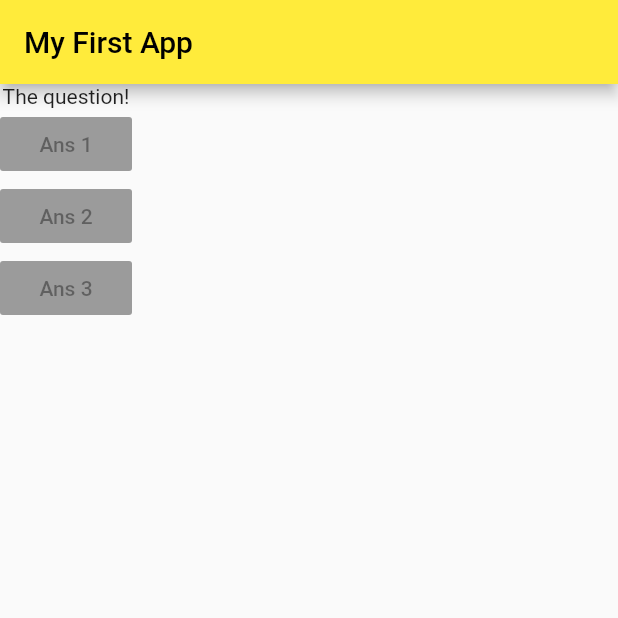
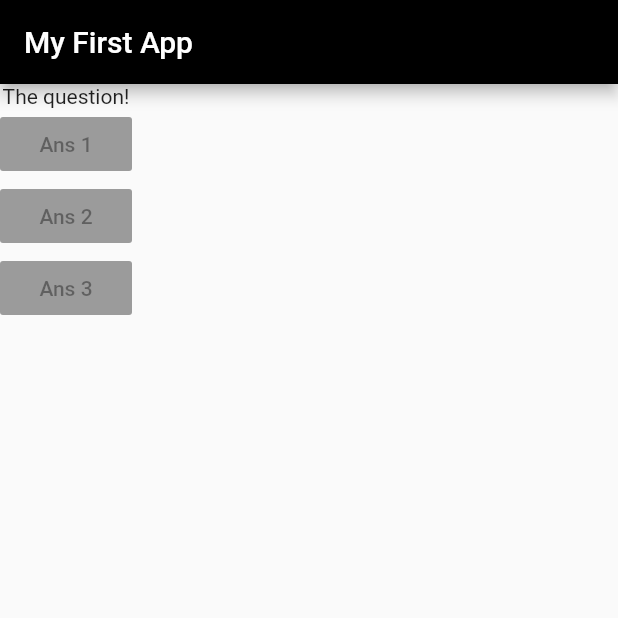
Before and after one commit to Garima-1602/demo, a Flutter app: the screen it shows after launch, on a phone screen of 412 x 824 dp, the top half of it. Run offline on Flutter 3.47's test engine with Material 2 defaults, Android fonts, the phone set to English and light mode, and no system bars; statements that could not run were skipped.

Commit message:
Initial Commit

```diff
--- a/lib/main.dart
+++ b/lib/main.dart
@@ -44,8 +44,8 @@ class MyApp extends StatelessWidget {
       home: Scaffold(
         appBar: AppBar(
           title: Text('My First App'),
-          backgroundColor: Colors.yellow,
-          foregroundColor: Colors.black,
+          backgroundColor: Colors.black,
+          foregroundColor: Colors.white,
         ),
         body: Column(
           children: [
```
